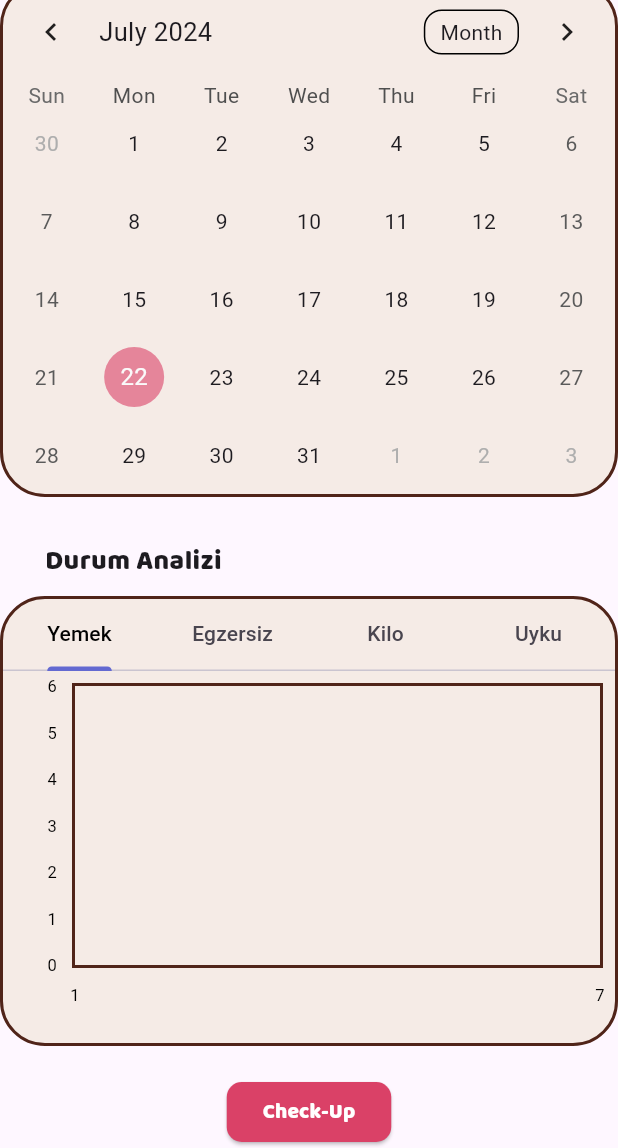
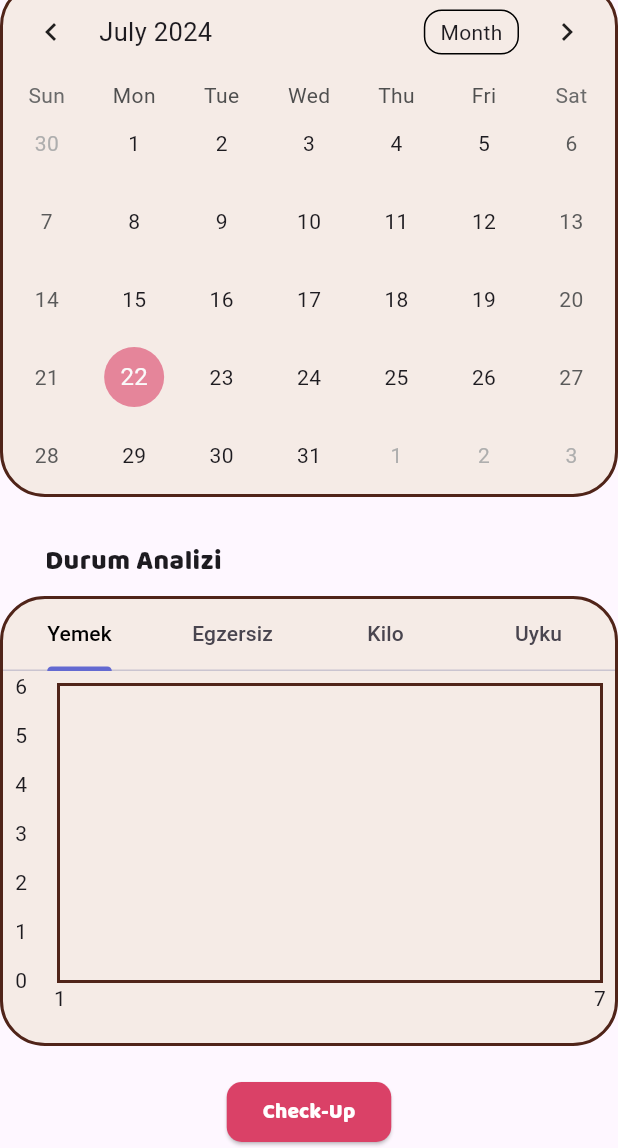
Before and after one commit to Dsoylular/bootcampGoogle, a Flutter app: the PetPage screen opened directly with empty values, scrolled down 316 dp, on a phone screen of 412 x 824 dp, the part 88-1236 px from its top. Run offline on Flutter 3.47's test engine with Material 3 defaults, Android fonts, the phone set to English and light mode, and no system bars; drawn by our look-alikes of fl_chart, table_calendar; our stand-ins replace cloud_firestore, firebase_auth, firebase_core, firebase_storage, flutter_dotenv, flutter_markdown and 2 more; accounts and stored records are empty; network calls fail.

Commit message:
pet special responds created, there are still bugs to solve

```diff
--- a/lib/myPetFiles/petPage.dart
+++ b/lib/myPetFiles/petPage.dart
@@ -95,25 +95,29 @@ class _PetPageState extends State<PetPage> with SingleTickerProviderStateMixin {
         LineChartData(
           gridData: FlGridData(show: false),
           titlesData: FlTitlesData(
-            bottomTitles: SideTitles(
+            bottomTitles: AxisTitles(
+              sideTitles: SideTitles(
                 showTitles: true,
                 reservedSize: 32,
-              margin: 10,
+                // margin: 10,
                 interval: 1,
-              getTitles: (value) {
-                return days[value.toInt() % days.length];
+                getTitlesWidget: (value, meta) {
+                  return Text(days[value.toInt() % days.length]);
                 },
               ),
-            leftTitles: SideTitles(
+            ),
+            leftTitles: AxisTitles(
+              sideTitles: SideTitles(
                 showTitles: true,
                 reservedSize: 28,
-              margin: 10,
-              getTitles: (value) {
-                return value.toInt().toString();
+                // margin: 10,
+                getTitlesWidget: (value, meta) {
+                  return Text(value.toInt().toString());
                 },
               ),
-            topTitles: SideTitles(showTitles: false),
-            rightTitles: SideTitles(showTitles: false),
+            ),
+            topTitles: AxisTitles(sideTitles: SideTitles(showTitles: false)),
+            rightTitles: AxisTitles(sideTitles: SideTitles(showTitles: false)),
           ),
           borderData: FlBorderData(
             show: true,
@@ -127,7 +131,7 @@ class _PetPageState extends State<PetPage> with SingleTickerProviderStateMixin {
             LineChartBarData(
               spots: spots,
               isCurved: true,
-              colors: [lineColor],
+              color: lineColor,
               barWidth: 3,
               isStrokeCapRound: true,
               belowBarData: BarAreaData(show: false),
@@ -135,7 +139,8 @@ class _PetPageState extends State<PetPage> with SingleTickerProviderStateMixin {
             ),
           ],
         ),
-      ),
+      )
+
     );
   }
 
--- a/pubspec.yaml
+++ b/pubspec.yaml
@@ -15,7 +15,7 @@ dependencies:
     sdk: flutter
 
   table_calendar: ^3.1.2
-  fl_chart: ^0.40.0
+  fl_chart: ^0.68.0
   firebase_core: ^2.25.4
   firebase_auth: ^4.17.4
   cloud_firestore: ^4.15.2
```
Also changed, not shown: pubspec.lock. Lines whose indentation alone changed are shown as unchanged.
